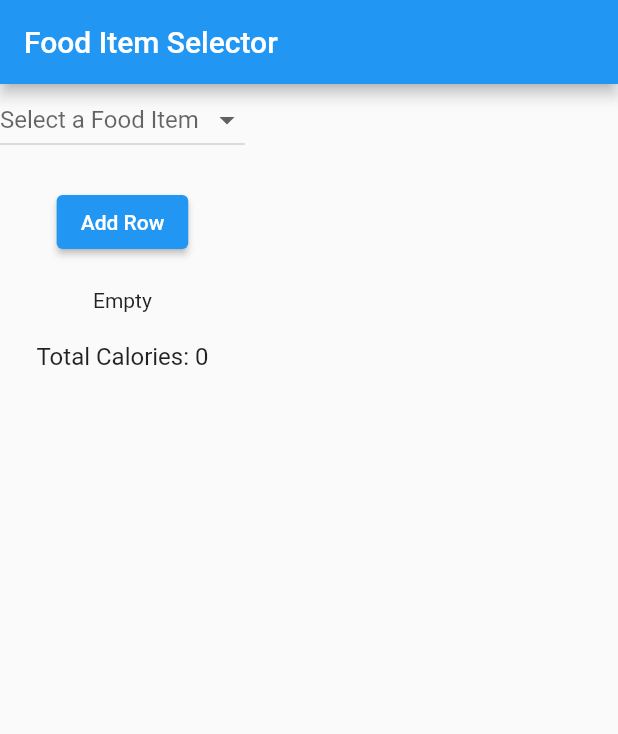
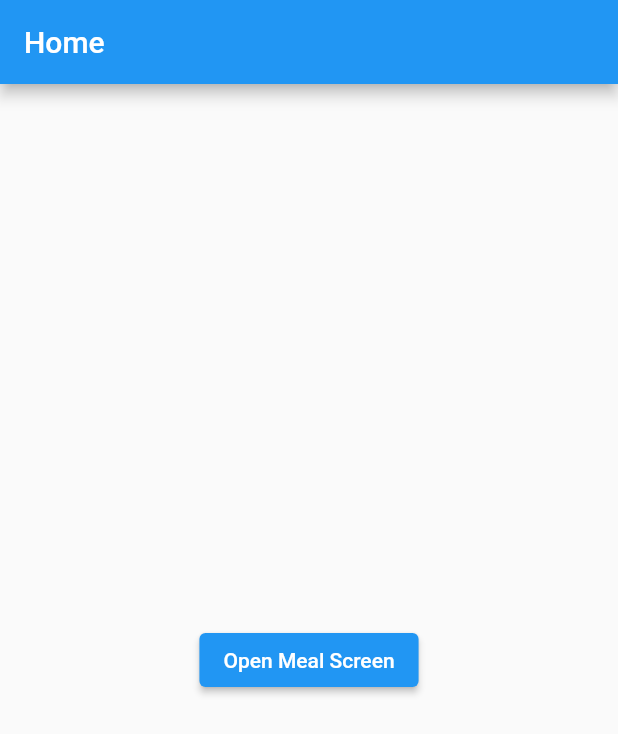
Before and after one commit to danielgrewal/SOFE4640_Assignment3, a Flutter app: the screen it shows after launch, on a phone screen of 412 x 824 dp. Shown: the top 734 px of the screen. Run offline on Flutter 3.47's test engine with Material 2 defaults, Android fonts, the phone set to English and light mode, and no system bars; our stand-ins replace sqflite; missing offline and left inert: autocomplete_textfield; accounts and stored records are empty.

Commit message:
added databae helper methods and home screen

```diff
--- a/lib/main.dart
+++ b/lib/main.dart
@@ -1,5 +1,5 @@
 import 'package:flutter/material.dart';
-import 'package:flutter_calories_calc_app/database.dart';
+import 'package:flutter_calories_calc_app/meal.dart';
 
 void main() {
   runApp(MyApp());
@@ -9,7 +9,7 @@ class MyApp extends StatelessWidget {
   @override
   Widget build(BuildContext context) {
     return MaterialApp(
-      title: 'Food Item Selector',
+      title: 'Home',
       home: MyHomePage(),
     );
   }
@@ -21,117 +21,24 @@ class MyHomePage extends StatefulWidget {
 }
 
 class _MyHomePageState extends State<MyHomePage> {
-  List<Map<String, dynamic>> foodItems = [];
-  List<FoodEntry> foodEntries = [];
-  int? selectedFoodItemId;
-
-  @override
-  void initState() {
-    super.initState();
-    _loadFoodItems();
-  }
-
-  Future<void> _loadFoodItems() async {
-    final database = FoodDatabase.instance;
-    final db = await database.database;
-
-    final List<Map<String, dynamic>> items = await db.query('food_items');
-
-    setState(() {
-      foodItems = items;
-    });
-  }
-
-  void _addRow() async {
-    if (selectedFoodItemId == null) {
-      return; // Don't add a row if no food item is selected
-    }
-
-    // Fetch calorie count for the selected food item
-    final selectedFoodItem = foodItems.firstWhere((item) => item['id'] == selectedFoodItemId);
-    final int calories = selectedFoodItem['calories'] as int;
-
-    setState(() {
-      // Add a new entry to the table with the selected food item and its calorie count
-      foodEntries.add(FoodEntry(foodItemId: selectedFoodItemId!, calories: calories));
-    });
-  }
-
   @override
   Widget build(BuildContext context) {
     return Scaffold(
       appBar: AppBar(
-        title: Text('Food Item Selector'),
+        title: Text('Home'),
       ),
-      body: Column(
-        children: <Widget>[
-          DropdownButton<int>(
-            value: selectedFoodItemId,
-            hint: Text('Select a Food Item'),
-            onChanged: (int? newValue) {
-              setState(() {
-                selectedFoodItemId = newValue;
-              });
-            },
-            items: foodItems
-                .map<DropdownMenuItem<int>>((Map<String, dynamic> item) {
-              return DropdownMenuItem<int>(
-                value: item['id'] as int,
-                child: Text(item['name'] as String),
-              );
-            }).toList(),
-          ),
-          SizedBox(height: 20),
-          ElevatedButton(
-            onPressed: () {
-              // Add a new row when the button is pressed
-              _addRow();
-            },
-            child: Text('Add Row'),
-          ),
-          SizedBox(height: 20),
-          foodEntries.isEmpty
-              ? Text('Empty') // Display "Empty" when there are no rows
-              : DataTable(
-            columns: [
-              DataColumn(label: Text('Food Item')),
-              DataColumn(label: Text('Calories')),
-            ],
-            rows: foodEntries.map<DataRow>((FoodEntry entry) {
-              return DataRow(
-                cells: [
-                  DataCell(
-                    Text(
-                      foodItems
-                          .firstWhere(
-                            (item) => item['id'] == entry.foodItemId,
-                        orElse: () => {'name': 'Unknown'},
-                      )['name'] as String,
-                    ),
-                  ),
-                  DataCell(
-                    Text(
-                      entry.calories.toString(),
-                    ),
-                  ),
-                ],
-              );
-            }).toList(),
-          ),
-          SizedBox(height: 20),
-          Text(
-            'Total Calories: ${foodEntries.fold(0, (sum, entry) => sum + entry.calories)}',
-            style: TextStyle(fontSize: 16),
-          ),
-        ],
+      body: Center(
+        child: ElevatedButton(
+          onPressed: () {
+            // Navigate to the MealScreen when the button is pressed
+            Navigator.push(
+              context,
+              MaterialPageRoute(builder: (context) => MealScreen()),
+            );
+          },
+          child: Text('Open Meal Screen'),
+        ),
       ),
     );
   }
 }
-
-class FoodEntry {
-  final int foodItemId;
-  final int calories;
-
-  FoodEntry({required this.foodItemId, required this.calories});
-}
--- a/pubspec.yaml
+++ b/pubspec.yaml
@@ -31,6 +31,8 @@ dependencies:
   flutter:
     sdk: flutter
   sqflite:
+  autocomplete_textfield:
+  dropdown_search:
   # The following adds the Cupertino Icons font to your application.
   # Use with the CupertinoIcons class for iOS style icons.
   cupertino_icons: ^1.0.2
```
Also changed, not shown: lib/database.dart (+34 -2 lines), lib/meal.dart (added, +540 -0 lines), pubspec.lock.
